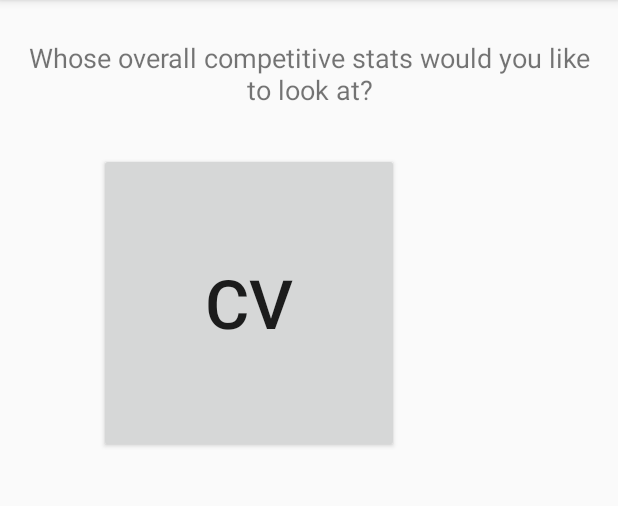
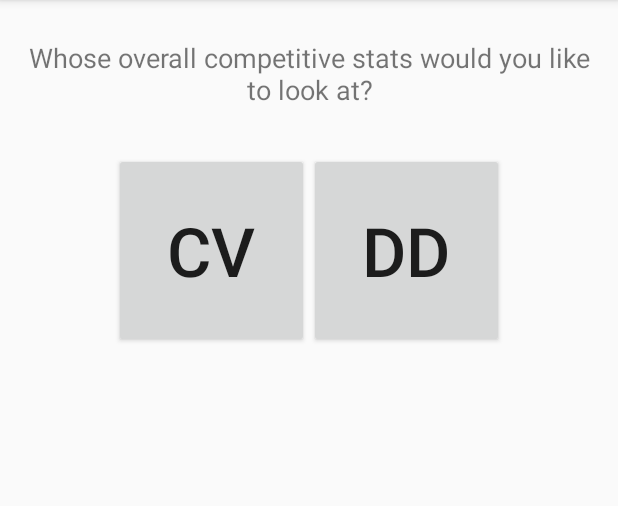
Before and after one commit to tnphvm/group-ow-app, an Android app: the screen it shows after launch (MainActivity), on a phone screen of 412 x 824 dp, the part 84-590 px from its top. Run offline under Robolectric (Android 15) with nearby library versions, the phone set to English and light mode, and no system bars.

Commit message:
Testing additional button option. Modified font size and colors of stats shown.

```diff
--- a/app/src/main/java/com/example/jaynee/group_ow/MainActivity.java
+++ b/app/src/main/java/com/example/jaynee/group_ow/MainActivity.java
@@ -22,6 +22,7 @@ public class MainActivity extends AppCompatActivity
 {
 
     private String chuongID = "twochuongz-1567";
+    private String dylanID = "Dilpills-1678";
 
     /**
      * Initializes the application and its UI contents such as the buttons containing the
@@ -38,14 +39,7 @@ public class MainActivity extends AppCompatActivity
         setSupportActionBar(toolbar);
 
         final Button chuongBtn = (Button) findViewById(R.id.chuong_button);
-//        chuongBtn.setOnClickListener(new View.OnClickListener()
-//        {
-//            @Override
-//            public void onClick(View v)
-//            {
-//                startActivity(new Intent(MainActivity.this, ViewStatsActivity.class));
-//            }
-//        });
+        final Button dylanBtn = (Button) findViewById(R.id.dylan_button);
     }
 
     /**
@@ -64,6 +58,9 @@ public class MainActivity extends AppCompatActivity
         {
             case R.id.chuong_button:
                 intent.putExtra(key, chuongID);
+                break;
+            case R.id.dylan_button:
+                intent.putExtra(key, dylanID);
                 break;
             default:
                 throw new RuntimeException("Unknown button ID");
--- a/app/src/main/res/layout/content_main.xml
+++ b/app/src/main/res/layout/content_main.xml
@@ -23,17 +23,29 @@
         android:paddingTop="10dp"
         android:id="@+id/title"/>
 
-    <Button
-        android:text="CV"
-        android:textSize="45dp"
-        android:layout_width="300px"
-        android:layout_height="300px"
-        android:layout_marginTop="30dp"
-        android:layout_marginStart="50dp"
+    <LinearLayout
+        android:layout_width="match_parent"
+        android:layout_height="wrap_content"
         android:layout_below="@+id/title"
         android:layout_alignParentLeft="true"
         android:layout_alignParentStart="true"
-        android:layout_marginLeft="50dp"
-        android:onClick="onClick"
-        android:id="@+id/chuong_button"/>
+        android:layout_marginTop="30dp"
+        android:gravity="center">
+
+        <Button
+            android:text="CV"
+            android:textSize="45sp"
+            android:layout_width="130dp"
+            android:layout_height="130dp"
+            android:onClick="onClick"
+            android:id="@+id/chuong_button"/>
+
+        <Button
+            android:text="DD"
+            android:textSize="45sp"
+            android:layout_width="130dp"
+            android:layout_height="130dp"
+            android:onClick="onClick"
+            android:id="@+id/dylan_button" />
+    </LinearLayout>
 </RelativeLayout>
```
Also changed, not shown: app/src/main/res/layout/activity_view_stats.xml (+6 -2 lines).
